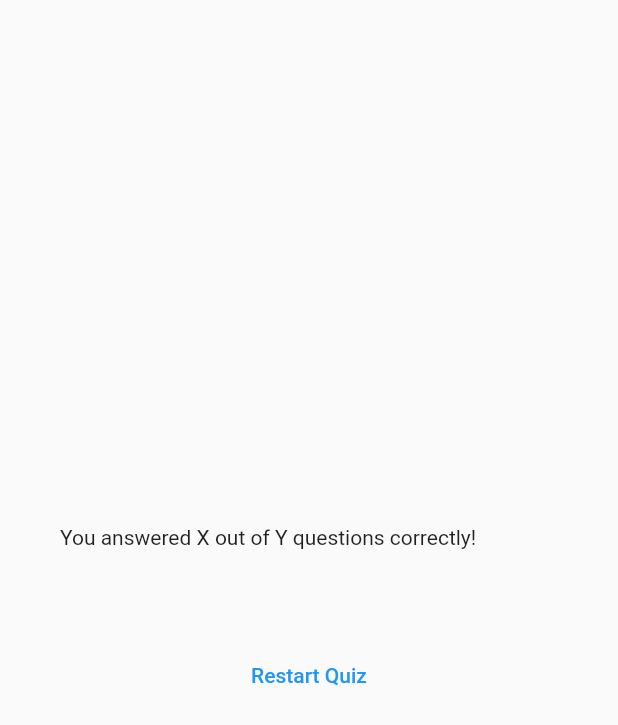
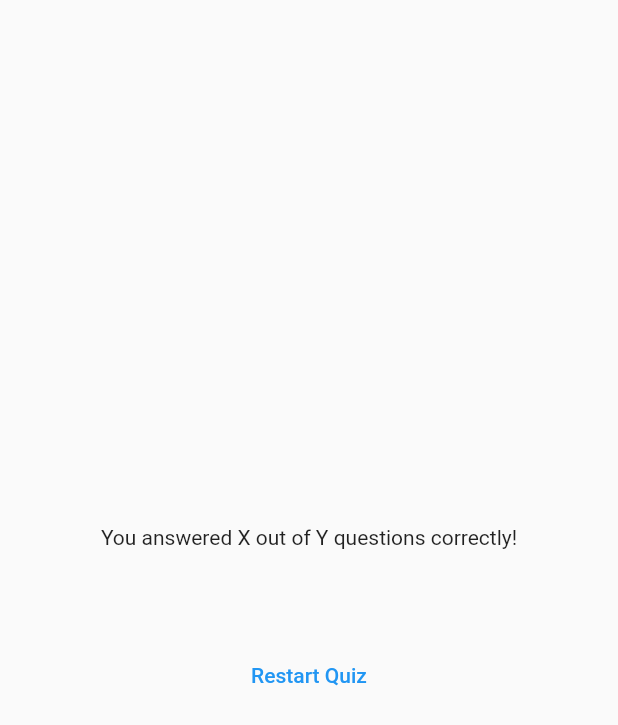
Before and after one commit to Subha-5/Flutter-Quiz-App, a Flutter app: the ResultsScreen widget shown alone on an empty page, opened directly with empty values, on a phone screen of 412 x 824 dp. Shown: the top 725 px of the screen. Run offline on Flutter 3.47's test engine with Material 2 defaults, Android fonts, the phone set to English and light mode, and no system bars; our stand-ins replace google_fonts.

Commit message:
Expanded() to limit content to screen width

```diff
--- a/lib/questions_summary.dart
+++ b/lib/questions_summary.dart
@@ -12,7 +12,8 @@ class QuestionsSummary extends StatelessWidget {
         return Row(
           children: [
             Text((data['question_index'] as int).toString()),
-            Column(
+            Expanded(
+              child: Column(
                 children: [
                   Text((data['question'] as String)),
                   const SizedBox(height: 5),
@@ -22,6 +23,7 @@ class QuestionsSummary extends StatelessWidget {
                   const SizedBox(height: 5),
                 ],
               ),
+            ),
           ],
         );
       }).toList(),
--- a/lib/results_screen.dart
+++ b/lib/results_screen.dart
@@ -33,7 +33,7 @@ class ResultsScreen extends StatelessWidget {
         margin: const EdgeInsets.all(40),
         child: Column(
           mainAxisAlignment: MainAxisAlignment.center,
-          crossAxisAlignment: CrossAxisAlignment.stretch,
+          crossAxisAlignment: CrossAxisAlignment.center,
           children: [
             const Text('You answered X out of Y questions correctly!'),
             const SizedBox(
```
Lines whose indentation alone changed are shown as unchanged.
